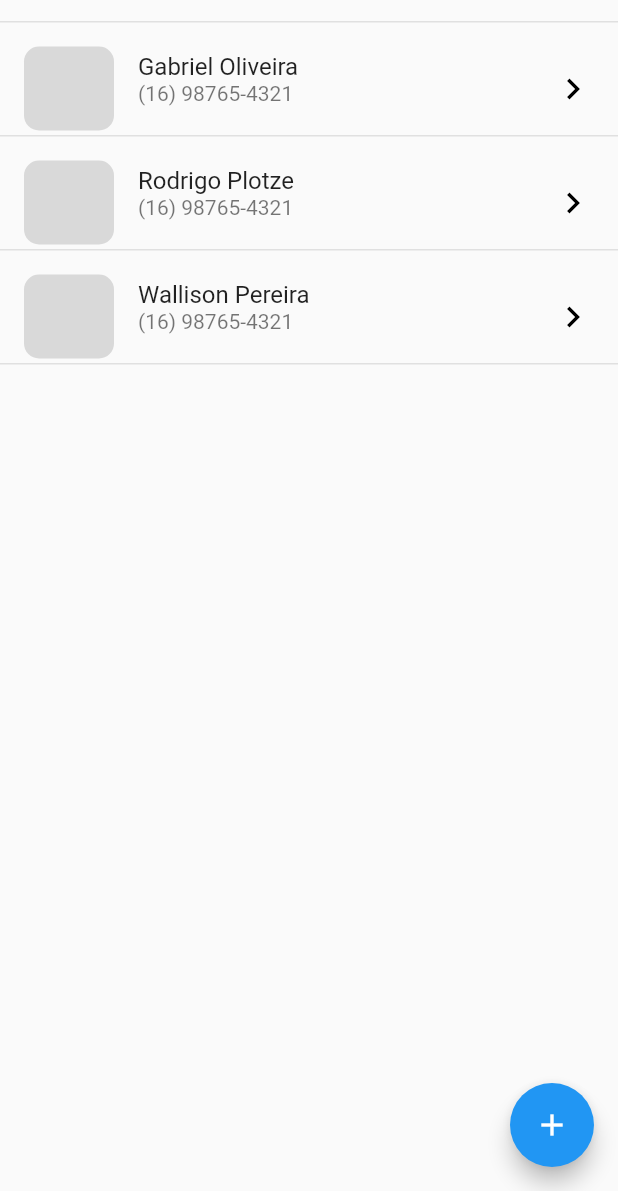
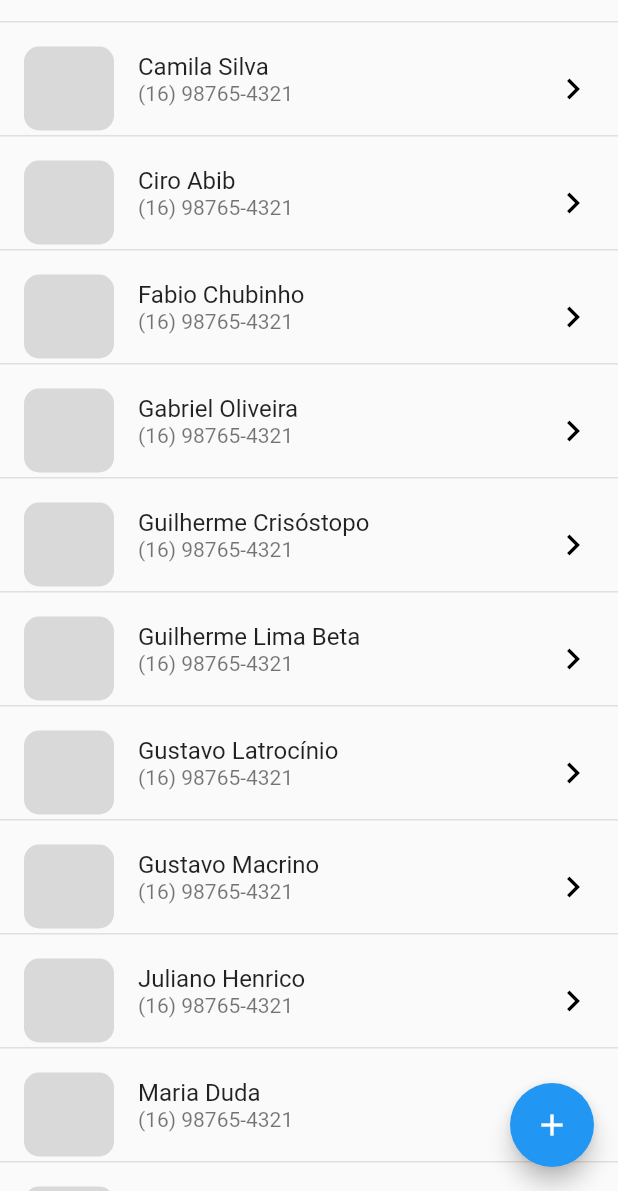
Before and after one commit to WallisonRP/ppdm-fatecrp, a Flutter app: the TelaAlunos screen opened directly, on a phone screen of 412 x 824 dp, the part 45-1236 px from its top. Run offline on Flutter 3.47's test engine with Material 2 defaults, Android fonts, the light colour scheme and no system bars.

Commit message:
created tela_perfil

```diff
--- a/ppdm_fatecrp/lib/main.dart
+++ b/ppdm_fatecrp/lib/main.dart
@@ -2,11 +2,12 @@ import 'package:flutter/material.dart';
 import 'package:ppdm_fatecrp/view/tela_cadastro.dart';
 import 'package:ppdm_fatecrp/view/tela_de_login.dart';
 import 'package:ppdm_fatecrp/view/menu_tela_inicial.dart';
+import 'package:ppdm_fatecrp/view/tela_perfil.dart';
 import 'package:ppdm_fatecrp/view/turma.dart';
 
 void main() {
   runApp(MaterialApp(
-    home: Turma(),
+    home: TelaPerfil(),
     debugShowCheckedModeBanner: false,
   ));
 }
--- a/ppdm_fatecrp/lib/view/menu_view/tela_alunos.dart
+++ b/ppdm_fatecrp/lib/view/menu_view/tela_alunos.dart
@@ -10,7 +10,21 @@ class TelaAlunos extends StatefulWidget {
 }
 
 class _TelaAlunosState extends State<TelaAlunos> {
-  List lista = ['Gabriel Oliveira', 'Rodrigo Plotze', 'Wallison Pereira'];
+  List lista = [
+    'Camila Silva',
+    'Ciro Abib',
+    'Fabio Chubinho',
+    'Gabriel Oliveira',
+    'Guilherme Crisóstopo',
+    'Guilherme Lima Beta',
+    'Gustavo Latrocínio',
+    'Gustavo Macrino',
+    'Juliano Henrico',
+    'Maria Duda',
+    'Pedro Brilhadori',
+    'Raul Benado',
+    'Wallison Pereira'
+  ];
   @override
   Widget build(BuildContext context) {
     return Scaffold(
@@ -33,7 +47,7 @@ class _TelaAlunosState extends State<TelaAlunos> {
           ),
           Expanded(
             child: ListView.builder(
-              itemCount: 3,
+              itemCount: lista.length,
               itemBuilder: (context, index) {
                 return Container(
                   child: ListTile(
--- a/ppdm_fatecrp/pubspec.yaml
+++ b/ppdm_fatecrp/pubspec.yaml
@@ -65,6 +65,7 @@ flutter:
   #   - images/a_dot_ham.jpeg
   assets:
     - lib/assets/images/home_image.png
+    - lib/assets/images/profile.png
 
   # An image asset can refer to one or more resolution-specific "variants", see
   # https://flutter.dev/assets-and-images/#resolution-aware
```
Also changed, not shown: ppdm_fatecrp/lib/model/caixa_de_texto_redonda.dart (added, +17 -0 lines), ppdm_fatecrp/lib/view/tela_perfil.dart (added, +81 -0 lines), ppdm_fatecrp/lib/assets/images/profile.png (added).
